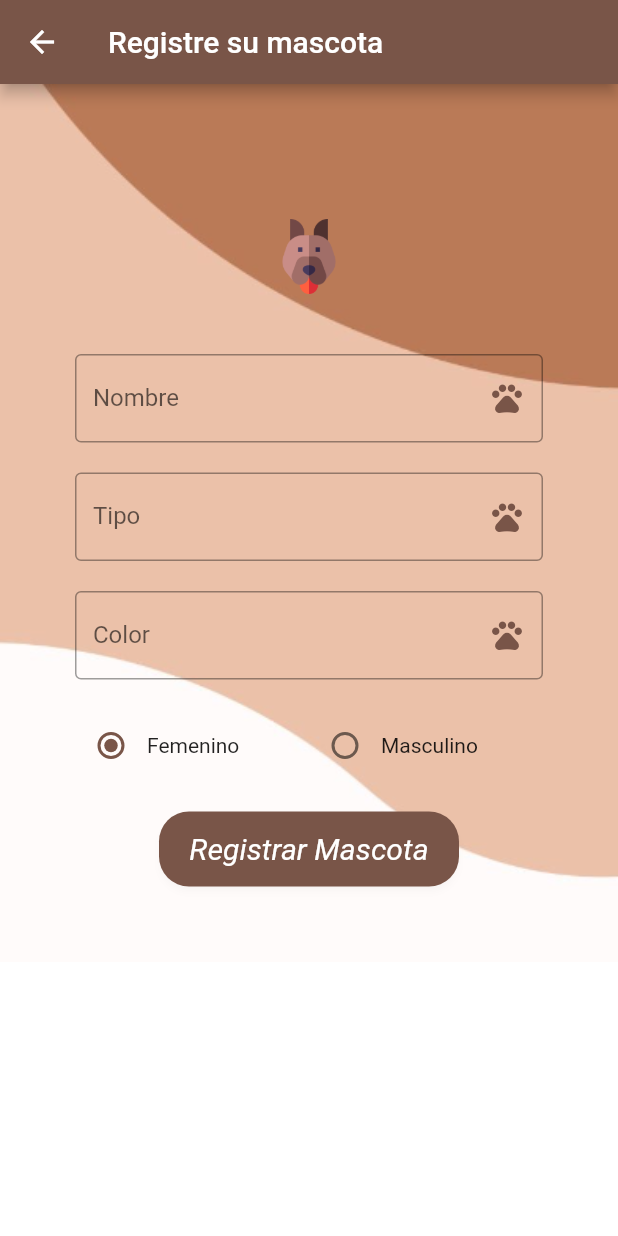
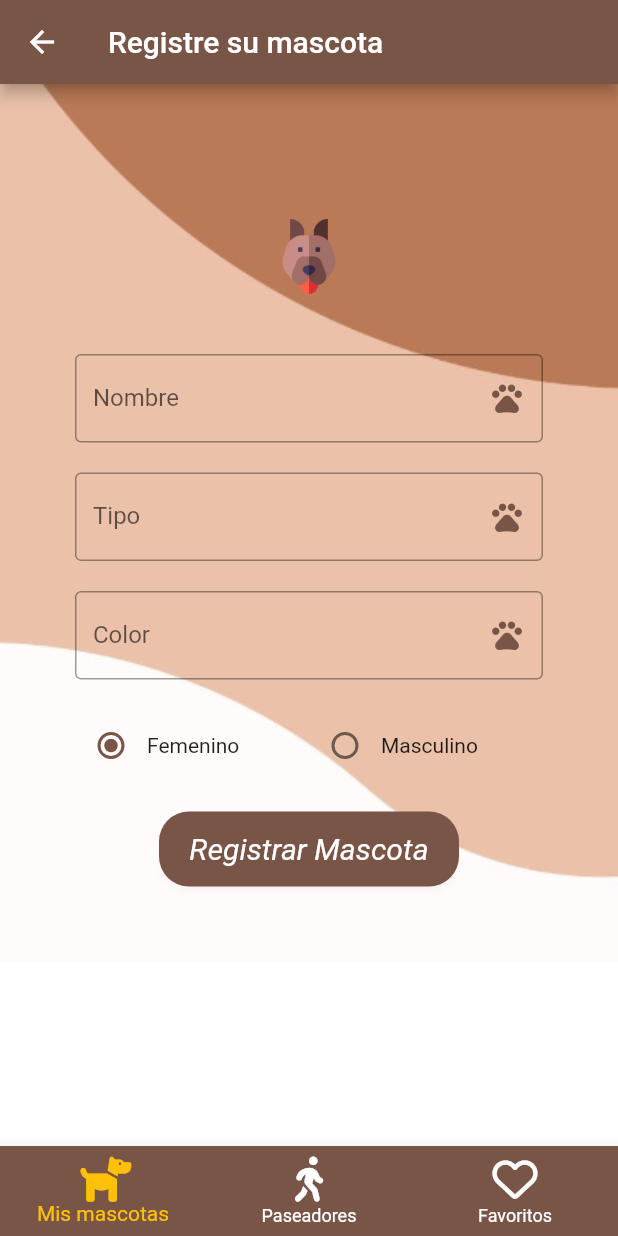
Before and after one commit to okabeazn/paseando_pets, a Flutter app: the RegisterMascota screen opened directly, on a phone screen of 412 x 824 dp. Run offline on Flutter 3.47's test engine with Material 2 defaults, Android fonts, the phone set to English and light mode, and no system bars; our stand-ins replace cloud_firestore, firebase_auth, firebase_core, flutter_rating_bar, font_awesome_flutter, hive and 1 more; accounts and stored records are empty; network calls fail.

Commit message:
Implementacion de favoritos Sem7

```diff
--- a/lib/main.dart
+++ b/lib/main.dart
@@ -1,11 +1,17 @@
 import 'package:flutter/material.dart';
+import 'package:hive_flutter/hive_flutter.dart';
+import 'package:paseando_pets/model/paseadores_local.dart';
 import 'package:paseando_pets/pages/splash_page.dart';
 import 'package:firebase_core/firebase_core.dart';
 import 'firebase_options.dart';
+import 'package:hive_flutter/adapters.dart';
 
 void main() async {
   WidgetsFlutterBinding.ensureInitialized();
   await Firebase.initializeApp(options: DefaultFirebaseOptions.currentPlatform);
+  await Hive.initFlutter();
+  Hive.registerAdapter(PaseadoresLocalAdapter());
+  await Hive.openBox<PaseadoresLocal>('favoritos');
   runApp(const MyApp());
 }
 
--- a/lib/pages/home_page.dart
+++ b/lib/pages/home_page.dart
@@ -91,6 +91,7 @@ class _HomePageState extends State<HomePage> {
             Navigator.push(context,
                 MaterialPageRoute(builder: (context) => PaseadoresPage()));
           }),
+      bottomNavigationBar: const menuInferior(),
     );
   }
 }
--- a/lib/pages/menu_page.dart
+++ b/lib/pages/menu_page.dart
@@ -1,6 +1,10 @@
 import 'package:firebase_auth/firebase_auth.dart';
 import 'package:flutter/material.dart';
+import 'package:font_awesome_flutter/font_awesome_flutter.dart';
+import 'package:paseando_pets/pages/favoritosPaseadores_page.dart';
+import 'package:paseando_pets/pages/home_page.dart';
 import 'package:paseando_pets/pages/login_page.dart';
+import 'package:paseando_pets/pages/paseadores_page.dart';
 
 class MenuPage extends StatelessWidget {
   @override
@@ -36,3 +40,44 @@ class MenuPage extends StatelessWidget {
     );
   }
 }
+
+class menuInferior extends StatelessWidget {
+  const menuInferior({super.key});
+
+  @override
+  Widget build(BuildContext context) {
+    return BottomNavigationBar(
+      backgroundColor: Colors.brown,
+      selectedItemColor: Colors.amber,
+      unselectedItemColor: Colors.white,
+      items: const [
+        BottomNavigationBarItem(
+          icon: Icon(FontAwesomeIcons.dog, size: 30),
+          label: "Mis mascotas",
+        ),
+        BottomNavigationBarItem(
+            icon: Icon(FontAwesomeIcons.personWalking, size: 30),
+            label: "Paseadores"),
+        BottomNavigationBarItem(
+          icon: Icon(FontAwesomeIcons.heart, size: 30),
+          label: "Favoritos",
+        )
+      ],
+      onTap: (indice) {
+        if (indice == 0) {
+          Navigator.push(
+              context, MaterialPageRoute(builder: (context) => HomePage()));
+        }
+        if (indice == 1) {
+          Navigator.push(context,
+              MaterialPageRoute(builder: (context) => PaseadoresPage()));
+        }
+
+        if (indice == 2) {
+          Navigator.push(context,
+              MaterialPageRoute(builder: (context) => const FavPaseadores()));
+        }
+      },
+    );
+  }
+}
--- a/lib/pages/paseadores_page.dart
+++ b/lib/pages/paseadores_page.dart
@@ -165,6 +165,7 @@ class _PaseadoresPageState extends State<PaseadoresPage> {
           ),
         ],
       ),
+      bottomNavigationBar: const menuInferior(),
       // Center(
       //   child: Column(
       //     mainAxisAlignment: MainAxisAlignment.center,
--- a/lib/pages/regpet_page.dart
+++ b/lib/pages/regpet_page.dart
@@ -1,6 +1,7 @@
 import 'package:flutter/material.dart';
 import 'package:paseando_pets/model/mascota_modelo.dart';
 import 'package:paseando_pets/pages/home_page.dart';
+import 'package:paseando_pets/pages/menu_page.dart';
 import 'package:paseando_pets/repository/mascota_repositorio.dart';
 import 'package:paseando_pets/repository/utilities.dart';
 
@@ -69,14 +70,14 @@ class _RegisterMascotaState extends State<RegisterMascota> {
             child: Center(
               child: Column(children: [
                 Container(
+                  padding:
+                      const EdgeInsets.symmetric(vertical: 20, horizontal: 20),
+                  margin: const EdgeInsets.all(20),
                   child: const Image(
                     image: AssetImage("assets/images/perro.png"),
                     width: 50,
                     height: 50,
                   ),
-                  padding:
-                      const EdgeInsets.symmetric(vertical: 20, horizontal: 20),
-                  margin: const EdgeInsets.all(20),
                 ),
                 TextFormField(
                   controller: nombre,
@@ -180,6 +181,7 @@ class _RegisterMascotaState extends State<RegisterMascota> {
           ),
         ),
       ),
+      bottomNavigationBar: const menuInferior(),
     );
   }
 }
--- /dev/null
+++ b/lib/repository/Boxes.dart
@@ -0,0 +1,7 @@
+import 'package:hive/hive.dart';
+import 'package:paseando_pets/model/paseadores_local.dart';
+
+class Boxes {
+  static Box<PaseadoresLocal> boxFavoritos() =>
+      Hive.box<PaseadoresLocal>('favoritos');
+}
--- a/pubspec.yaml
+++ b/pubspec.yaml
@@ -33,6 +33,10 @@ dependencies:
   firebase_auth: ^4.1.0
   cloud_firestore: ^4.0.4
   flutter_rating_bar: ^4.0.1
+  font_awesome_flutter: ^10.2.1
+  hive: ^2.2.3
+  hive_flutter: ^1.1.0
+  google_maps_flutter: ^2.2.1
   flutter:
     sdk: flutter
 
@@ -43,6 +47,8 @@ dependencies:
   cupertino_icons: ^1.0.2
 
 dev_dependencies:
+  build_runner: ^2.3.0
+  hive_generator: ^2.0.0
   flutter_test:
     sdk: flutter
 
```
Also changed, not shown: lib/model/paseadores_local.dart (added, +19 -0 lines), lib/pages/detallePaseador_page.dart (+52 -4 lines), lib/pages/favoritosPaseadores_page.dart (added, +88 -0 lines), lib/model/paseadores_local.g.dart (added), pubspec.lock, 1 other file.
